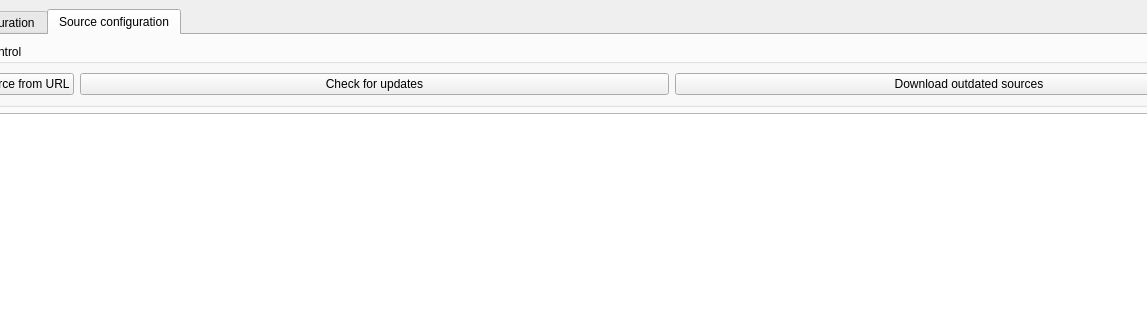
Qt form ui/modbuddy.ui (OlavStornes/ModBuddy) before a commit; both pictures show x 82 to 1229 and y 0 to 320 of the 1463 by 809 pixel window.
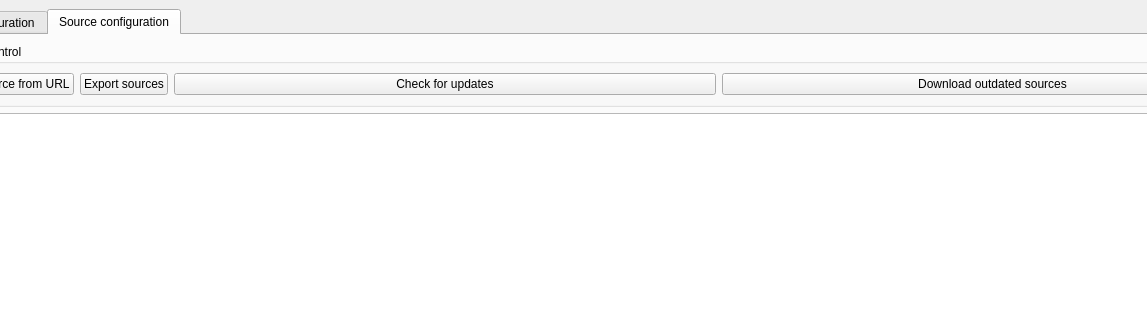
The same form after that commit.

Commit message: implement possibillity to export modlist

```diff
--- a/ui/modbuddy.ui
+++ b/ui/modbuddy.ui
@@ -347,6 +347,13 @@
              </property>
             </widget>
            </item>
+           <item>
+            <widget class="QPushButton" name="source_export">
+             <property name="text">
+              <string>Export sources</string>
+             </property>
+            </widget>
+           </item>
            <item>
             <widget class="QPushButton" name="source_check_updates">
              <property name="sizePolicy">
```
The commit also changes 1 other file.
